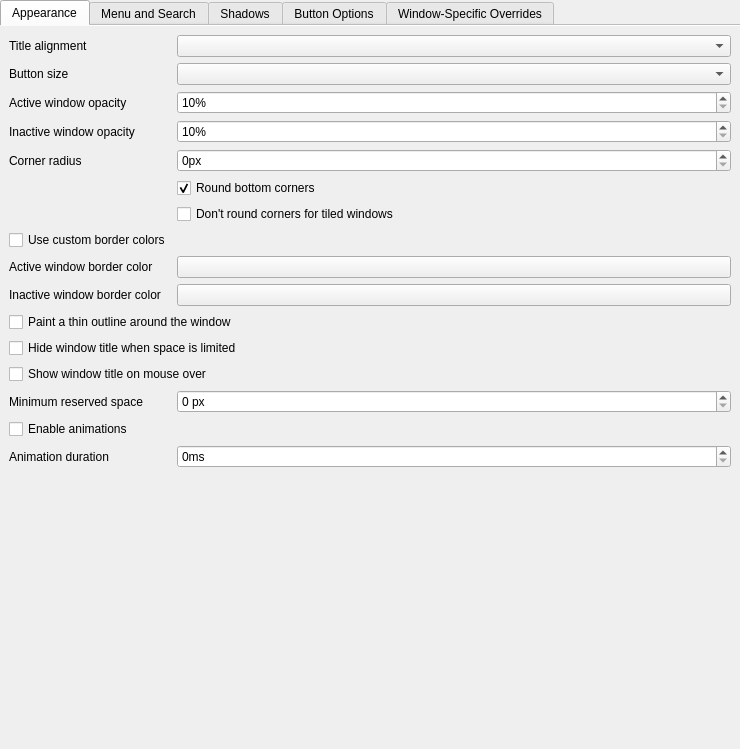
Old version of the form src/kcm/config.ui in the repository guiodic/material-decoration.
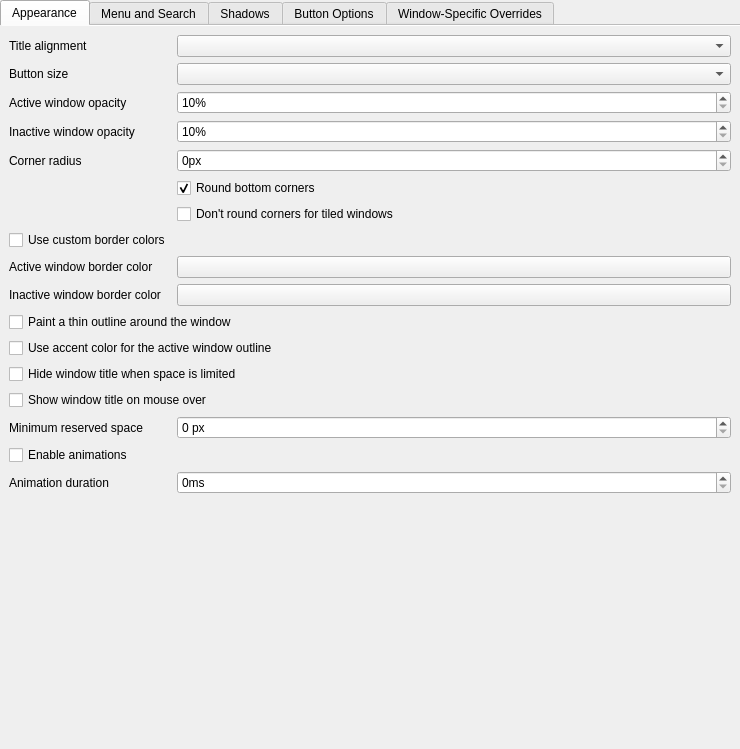
New version of the form. Custom widgets are drawn as their Qt base class.

Commit message: Add optional accent color for the active window outline (#353)

What changed in the file:
```diff
--- a/src/kcm/config.ui
+++ b/src/kcm/config.ui
@@ -182,27 +182,34 @@
         </widget>
        </item>
        <item row="11" column="0" colspan="2">
+        <widget class="QCheckBox" name="kcfg_ActiveOutlineUsesAccent">
+         <property name="text">
+          <string>Use accent color for the active window outline</string>
+         </property>
+        </widget>
+       </item>
+       <item row="12" column="0" colspan="2">
         <widget class="QCheckBox" name="kcfg_HideCaptionWhenLimitedSpace">
          <property name="text">
           <string>Hide window title when space is limited</string>
          </property>
         </widget>
        </item>
-       <item row="12" column="0" colspan="2">
+       <item row="13" column="0" colspan="2">
         <widget class="QCheckBox" name="kcfg_ShowCaptionOnHover">
          <property name="text">
           <string>Show window title on mouse over</string>
          </property>
         </widget>
        </item>
-       <item row="13" column="0">
+       <item row="14" column="0">
         <widget class="QLabel" name="label_minWidthForCaption">
          <property name="text">
           <string>Minimum reserved space</string>
          </property>
         </widget>
        </item>
-       <item row="13" column="1">
+       <item row="14" column="1">
         <widget class="QSpinBox" name="kcfg_MinWidthForCaption">
          <property name="suffix">
           <string> px</string>
@@ -215,21 +222,21 @@
          </property>
         </widget>
        </item>
-       <item row="14" column="0" colspan="2">
+       <item row="15" column="0" colspan="2">
         <widget class="QCheckBox" name="kcfg_AnimationsEnabled">
          <property name="text">
           <string>Enable animations</string>
          </property>
         </widget>
        </item>
-       <item row="15" column="0">
+       <item row="16" column="0">
         <widget class="QLabel" name="label_9">
          <property name="text">
           <string>Animation duration</string>
          </property>
         </widget>
        </item>
-       <item row="15" column="1">
+       <item row="16" column="1">
         <widget class="QSpinBox" name="kcfg_AnimationsDuration">
          <property name="suffix">
           <string>ms</string>
```
The commit also changes 15 other files.
